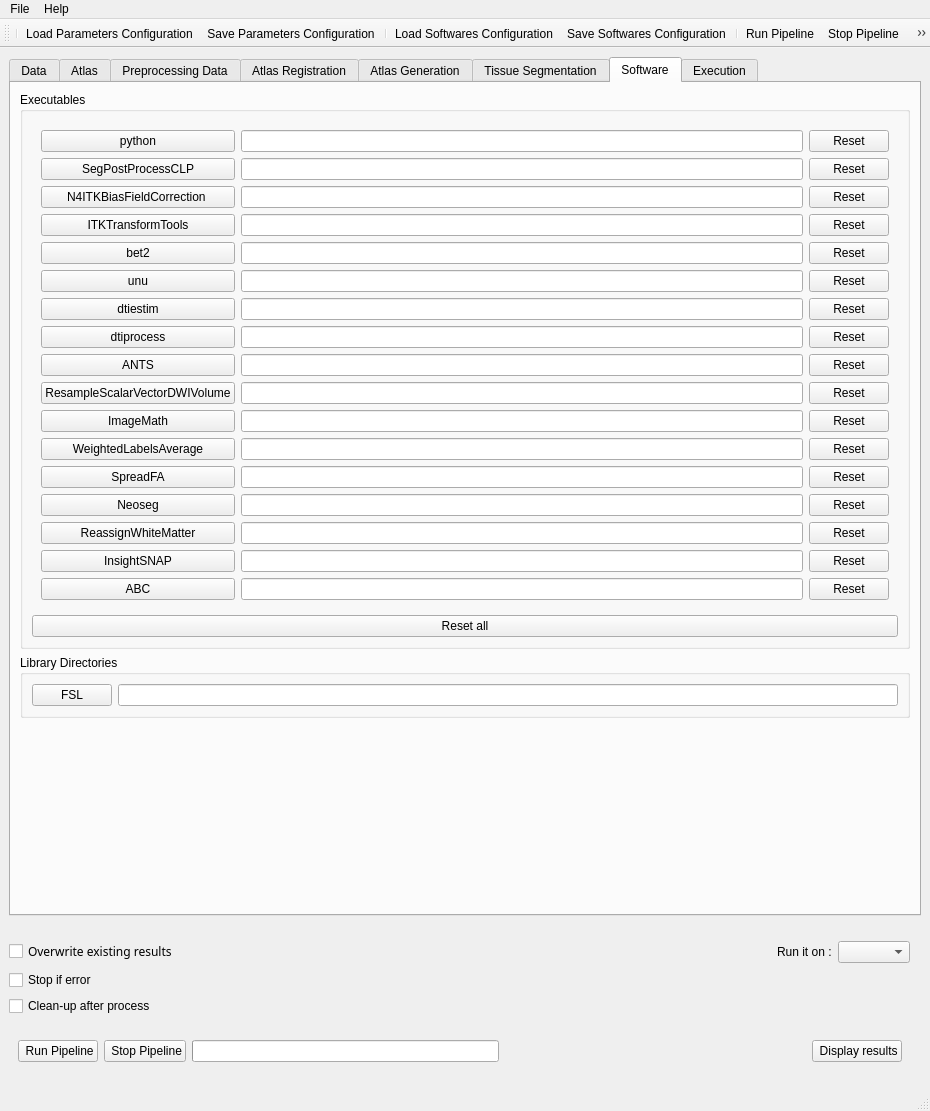
NIRALUser/NeosegPipeline, file NeosegPipeline/WindowMultiseg.ui: the form before one commit.
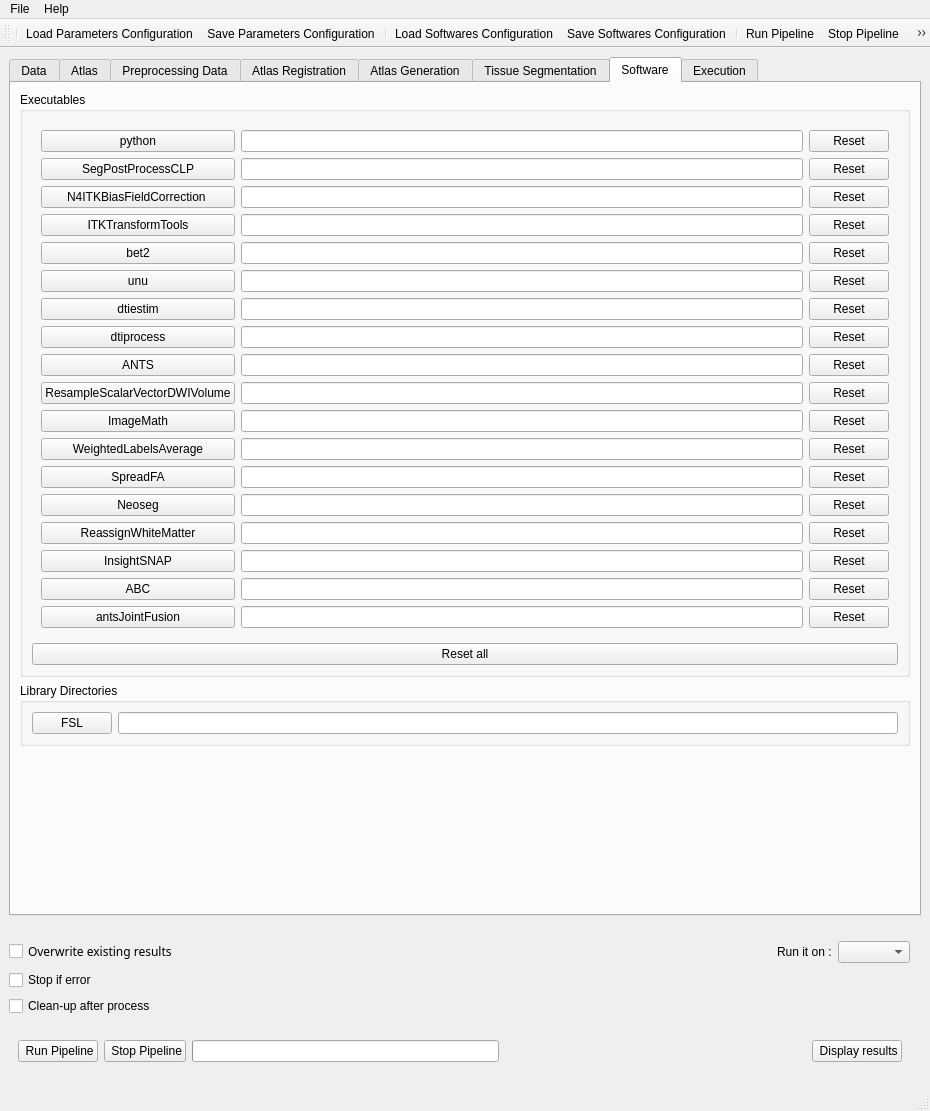
The form after the commit. The open tabs and pages were chosen to show the change. Icons and pictures are not drawn.

Commit message: ENH:fusion integrated

What changed in the file:
```diff
--- a/NeosegPipeline/WindowMultiseg.ui
+++ b/NeosegPipeline/WindowMultiseg.ui
@@ -2278,6 +2278,23 @@
                 </property>
                </widget>
               </item>
+              <item row="18" column="0">
+               <widget class="QPushButton" name="antsJointFusion_button">
+                <property name="text">
+                 <string>antsJointFusion</string>
+                </property>
+               </widget>
+              </item>
+              <item row="18" column="2">
+               <widget class="QLineEdit" name="antsJointFusion_lineEdit"/>
+              </item>
+              <item row="18" column="3">
+               <widget class="QPushButton" name="reset_antsJointFusion_button">
+                <property name="text">
+                 <string>Reset</string>
+                </property>
+               </widget>
+              </item>
              </layout>
             </widget>
            </item>
```
Left out of the diff: 119 changed lines with no effect on the pictures. The commit also changes 27 other files.
